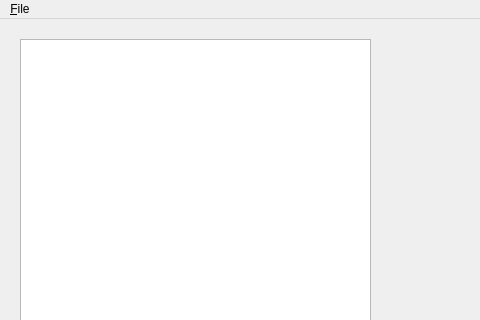
hcoggill/rstedman, file form.ui: the form before one commit; both pictures show x 0 to 480 and y 0 to 320 of the 800 by 600 pixel window.
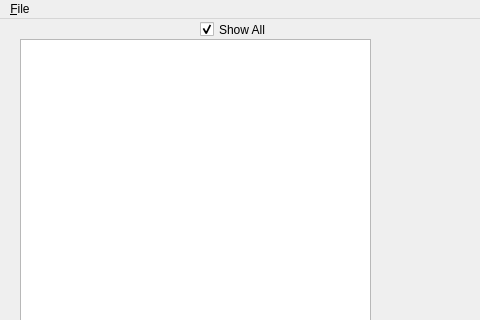
The form after the commit.

Commit message: Selectable backgrounds and choose all rows / six ends

What changed in the file:
```diff
--- a/form.ui
+++ b/form.ui
@@ -56,6 +56,22 @@
      <number>17</number>
     </attribute>
    </widget>
+   <widget class="QCheckBox" name="allRows">
+    <property name="geometry">
+     <rect>
+      <x>200</x>
+      <y>0</y>
+      <width>80</width>
+      <height>21</height>
+     </rect>
+    </property>
+    <property name="text">
+     <string>Show All</string>
+    </property>
+    <property name="checked">
+     <bool>true</bool>
+    </property>
+   </widget>
   </widget>
   <widget class="QMenuBar" name="menubar">
    <property name="geometry">
```
Left out of the diff: 19 changed lines with no effect on the pictures. The commit also changes 2 other files.
